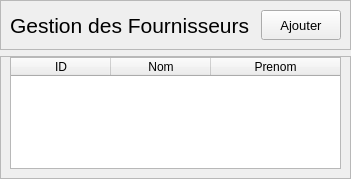
Above: 3rd project/ui/Fournisseur/List.ui from aitemrar-younes/PyQt_learning before the change. Below: the same form after it.
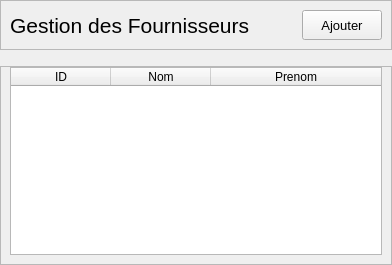
That is the form after the change.

```diff
--- a/3rd project/ui/Fournisseur/List.ui
+++ b/3rd project/ui/Fournisseur/List.ui
@@ -6,8 +6,8 @@
    <rect>
     <x>0</x>
     <y>0</y>
-    <width>351</width>
-    <height>179</height>
+    <width>392</width>
+    <height>265</height>
    </rect>
   </property>
   <property name="windowTitle">
@@ -29,6 +29,49 @@
    <property name="bottomMargin">
     <number>0</number>
    </property>
+   <item row="2" column="0">
+    <widget class="QFrame" name="frame_2">
+     <property name="frameShape">
+      <enum>QFrame::StyledPanel</enum>
+     </property>
+     <property name="frameShadow">
+      <enum>QFrame::Raised</enum>
+     </property>
+     <layout class="QGridLayout" name="gridLayout">
+      <property name="topMargin">
+       <number>0</number>
+      </property>
+      <item row="0" column="0">
+       <widget class="QTableWidget" name="tableWidget">
+        <property name="editTriggers">
+         <set>QAbstractItemView::NoEditTriggers</set>
+        </property>
+        <attribute name="horizontalHeaderStretchLastSection">
+         <bool>true</bool>
+        </attribute>
+        <attribute name="verticalHeaderMinimumSectionSize">
+         <number>40</number>
+        </attribute>
+        <column>
+         <property name="text">
+          <string>ID</string>
+         </property>
+        </column>
+        <column>
+         <property name="text">
+          <string>Nom</string>
+         </property>
+        </column>
+        <column>
+         <property name="text">
+          <string>Prenom</string>
+         </property>
+        </column>
+       </widget>
+      </item>
+     </layout>
+    </widget>
+   </item>
    <item row="0" column="0">
     <widget class="QFrame" name="frame">
      <property name="styleSheet">
@@ -99,47 +142,20 @@
     </widget>
    </item>
    <item row="1" column="0">
-    <widget class="QFrame" name="frame_2">
-     <property name="frameShape">
-      <enum>QFrame::StyledPanel</enum>
+    <spacer name="verticalSpacer">
+     <property name="orientation">
+      <enum>Qt::Vertical</enum>
      </property>
-     <property name="frameShadow">
-      <enum>QFrame::Raised</enum>
+     <property name="sizeType">
+      <enum>QSizePolicy::Fixed</enum>
      </property>
-     <layout class="QGridLayout" name="gridLayout">
-      <property name="topMargin">
-       <number>0</number>
-      </property>
-      <item row="0" column="0">
-       <widget class="QTableWidget" name="tableWidget">
-        <property name="editTriggers">
-         <set>QAbstractItemView::NoEditTriggers</set>
-        </property>
-        <attribute name="horizontalHeaderStretchLastSection">
-         <bool>true</bool>
-        </attribute>
-        <attribute name="verticalHeaderMinimumSectionSize">
-         <number>40</number>
-        </attribute>
-        <column>
-         <property name="text">
-          <string>ID</string>
-         </property>
-        </column>
-        <column>
-         <property name="text">
-          <string>Nom</string>
-         </property>
-        </column>
-        <column>
-         <property name="text">
-          <string>Prenom</string>
-         </property>
-        </column>
-       </widget>
-      </item>
-     </layout>
-    </widget>
+     <property name="sizeHint" stdset="0">
+      <size>
+       <width>20</width>
+       <height>10</height>
+      </size>
+     </property>
+    </spacer>
    </item>
   </layout>
  </widget>
```
Left out of the diff: 2 changed lines with no effect on the pictures.
